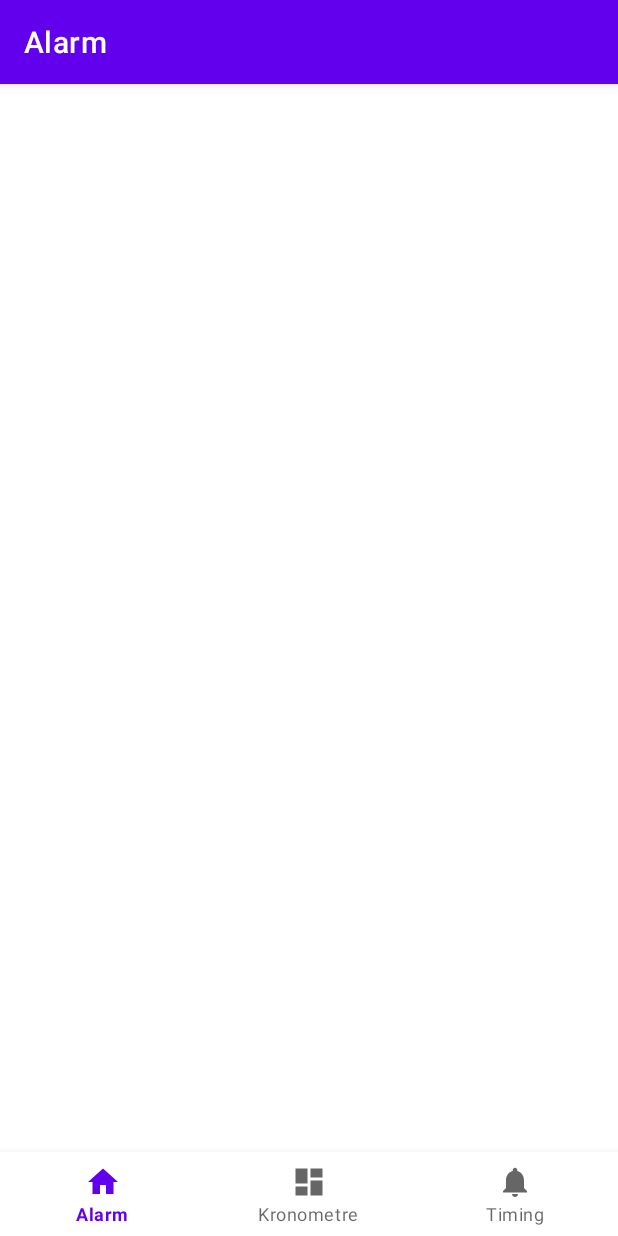
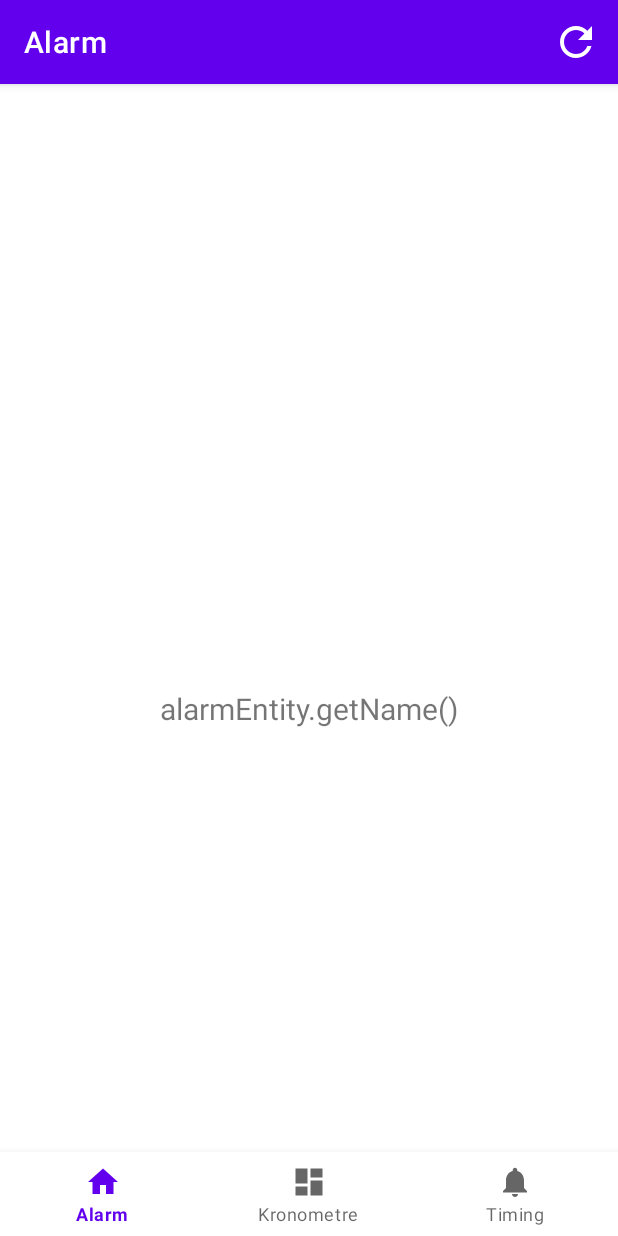
Before and after one commit to FatihC/CanikAlarm, an Android app: the screen it shows after launch (MainActivity), on a phone screen of 412 x 824 dp. Run offline under Robolectric (Android 15) with nearby library versions, the phone set to English and light mode, and no system bars; our stand-ins replace navigation-ui.

Commit message:
added refresh menu

```diff
--- a/app/src/main/java/com/caniksoft/canikalarm/MainActivity.java
+++ b/app/src/main/java/com/caniksoft/canikalarm/MainActivity.java
@@ -1,12 +1,18 @@
 package com.caniksoft.canikalarm;
 
 import android.os.Bundle;
+import android.util.Log;
+import android.view.Menu;
+import android.view.MenuItem;
 
+import com.caniksoft.canikalarm.ui.alarm.AlarmFragment;
 import com.google.android.material.bottomnavigation.BottomNavigationView;
 
 import androidx.appcompat.app.AppCompatActivity;
+import androidx.fragment.app.Fragment;
 import androidx.navigation.NavController;
 import androidx.navigation.Navigation;
+import androidx.navigation.fragment.NavHostFragment;
 import androidx.navigation.ui.AppBarConfiguration;
 import androidx.navigation.ui.NavigationUI;
 
@@ -29,7 +35,7 @@ public class MainActivity extends AppCompatActivity {
         // Passing each menu ID as a set of Ids because each
         // menu should be considered as top level destinations.
         AppBarConfiguration appBarConfiguration = new AppBarConfiguration.Builder(
-                R.id.navigation_home, R.id.navigation_dashboard, R.id.navigation_notifications)
+                R.id.navigation_alarm, R.id.navigation_chronometer, R.id.navigation_timing)
                 .build();
         NavController navController = Navigation.findNavController(this, R.id.nav_host_fragment_activity_main);
         NavigationUI.setupActionBarWithNavController(this, navController, appBarConfiguration);
@@ -40,4 +46,26 @@ public class MainActivity extends AppCompatActivity {
         DBHelper.get(this);
     }
 
+    @Override
+    public boolean onCreateOptionsMenu(Menu menu) {
+        getMenuInflater().inflate(R.menu.menu, menu);
+        return super.onCreateOptionsMenu(menu);
+    }
+
+    @Override
+    public boolean onOptionsItemSelected(MenuItem item) {
+
+        switch (item.getItemId()) {
+            case R.id.action_refresh:
+                NavHostFragment navHostFragment = (NavHostFragment) getSupportFragmentManager().getFragments().get(0);
+                Fragment currentFragment = navHostFragment.getChildFragmentManager().getFragments().get(0);
+                if (currentFragment instanceof AlarmFragment) {
+                    ((AlarmFragment)currentFragment).refresh();
+                }
+
+                break;
+        }
+
+        return super.onOptionsItemSelected(item);
+    }
 }
--- a/app/src/main/java/com/caniksoft/canikalarm/ui/alarm/AlarmFragment.java
+++ b/app/src/main/java/com/caniksoft/canikalarm/ui/alarm/AlarmFragment.java
@@ -23,14 +23,10 @@ public class AlarmFragment extends Fragment {
 
     public View onCreateView(@NonNull LayoutInflater inflater,
                              ViewGroup container, Bundle savedInstanceState) {
-        alarmViewModel =
-                new ViewModelProvider(this).get(AlarmViewModel.class);
-
         binding = FragmentAlarmBinding.inflate(inflater, container, false);
         View root = binding.getRoot();
 
-        final TextView textView = binding.textAlarm;
-        alarmViewModel.getText().observe(getViewLifecycleOwner(), alarmEntity -> textView.setText("alarmEntity.getName()"));
+        refresh();
         return root;
     }
 
@@ -39,4 +35,12 @@ public class AlarmFragment extends Fragment {
         super.onDestroyView();
         binding = null;
     }
+
+    public void refresh() {
+        alarmViewModel = new ViewModelProvider(this).get(AlarmViewModel.class);
+        final TextView textView = binding.textAlarm;
+        if (alarmViewModel.getText() != null) {
+            alarmViewModel.getText().observe(getViewLifecycleOwner(), alarmEntity -> textView.setText("alarmEntity.getName()"));
+        }
+    }
 }
--- a/app/src/main/java/com/caniksoft/canikalarm/ui/alarm/AlarmViewModel.java
+++ b/app/src/main/java/com/caniksoft/canikalarm/ui/alarm/AlarmViewModel.java
@@ -21,6 +21,14 @@ public class AlarmViewModel extends ViewModel {
 
     AlarmEntity sabahNamaziAlarm = new AlarmEntity("Sabah Namazı", 5, 0, new Boolean[] {true, true, true, true, true, true, true});
 
+    public AlarmViewModel() {
+        super();
+        getAlarmList();
+        List<AlarmEntity> alarmEntityList = new ArrayList<>();
+        alarmEntityList.add(sabahNamaziAlarm);
+        alarmList.setValue(alarmEntityList);
+    }
+
     LiveData<List<AlarmEntity>> getAlarmList() {
         if (alarmList == null) {
             alarmList = new MutableLiveData<>();
@@ -34,6 +42,10 @@ public class AlarmViewModel extends ViewModel {
         Handler myHandler = new Handler();
         myHandler.postDelayed(() -> {
             List<AlarmEntity> alarmEntityList = DBHelper.get().getAlarmList();
+
+            if (alarmEntityList.isEmpty()) {
+                alarmEntityList.add(sabahNamaziAlarm);
+            }
             long seed = System.nanoTime();
             Collections.shuffle(alarmEntityList, new Random(seed));
 
--- /dev/null
+++ b/app/src/main/res/drawable/ic_baseline_refresh_24.xml
@@ -0,0 +1,5 @@
+<vector android:height="48dp" android:tint="#FFFFFF"
+    android:viewportHeight="24" android:viewportWidth="24"
+    android:width="48dp" xmlns:android="http://schemas.android.com/apk/res/android">
+    <path android:fillColor="@android:color/white" android:pathData="M17.65,6.35C16.2,4.9 14.21,4 12,4c-4.42,0 -7.99,3.58 -7.99,8s3.57,8 7.99,8c3.73,0 6.84,-2.55 7.73,-6h-2.08c-0.82,2.33 -3.04,4 -5.65,4 -3.31,0 -6,-2.69 -6,-6s2.69,-6 6,-6c1.66,0 3.14,0.69 4.22,1.78L13,11h7V4l-2.35,2.35z"/>
+</vector>
--- a/app/src/main/res/menu/bottom_nav_menu.xml
+++ b/app/src/main/res/menu/bottom_nav_menu.xml
@@ -2,17 +2,17 @@
 <menu xmlns:android="http://schemas.android.com/apk/res/android">
 
     <item
-        android:id="@+id/navigation_home"
+        android:id="@+id/navigation_alarm"
         android:icon="@drawable/ic_home_black_24dp"
         android:title="@string/title_alarm" />
 
     <item
-        android:id="@+id/navigation_dashboard"
+        android:id="@+id/navigation_chronometer"
         android:icon="@drawable/ic_dashboard_black_24dp"
         android:title="@string/title_chronometer" />
 
     <item
-        android:id="@+id/navigation_notifications"
+        android:id="@+id/navigation_timing"
         android:icon="@drawable/ic_notifications_black_24dp"
         android:title="@string/title_timing" />
 
--- /dev/null
+++ b/app/src/main/res/menu/menu.xml
@@ -0,0 +1,11 @@
+<?xml version="1.0" encoding="utf-8"?>
+<menu xmlns:android="http://schemas.android.com/apk/res/android"
+    xmlns:app="http://schemas.android.com/apk/res-auto">
+
+    <item
+        android:id="@+id/action_refresh"
+        android:icon="@drawable/ic_baseline_refresh_24"
+        android:title="Refresh"
+        app:showAsAction="always"/>
+
+</menu>
--- a/app/src/main/res/navigation/mobile_navigation.xml
+++ b/app/src/main/res/navigation/mobile_navigation.xml
@@ -3,22 +3,22 @@
     xmlns:app="http://schemas.android.com/apk/res-auto"
     xmlns:tools="http://schemas.android.com/tools"
     android:id="@+id/mobile_navigation"
-    app:startDestination="@+id/navigation_home">
+    app:startDestination="@id/navigation_alarm">
 
     <fragment
-        android:id="@+id/navigation_home"
+        android:id="@+id/navigation_alarm"
         android:name="com.caniksoft.canikalarm.ui.alarm.AlarmFragment"
         android:label="@string/title_alarm"
         tools:layout="@layout/fragment_alarm" />
 
     <fragment
-        android:id="@+id/navigation_dashboard"
+        android:id="@+id/navigation_chronometer"
         android:name="com.caniksoft.canikalarm.ui.dashboard.ChronometerFragment"
         android:label="@string/title_chronometer"
         tools:layout="@layout/fragment_chronometer" />
 
     <fragment
-        android:id="@+id/navigation_notifications"
+        android:id="@+id/navigation_timing"
         android:name="com.caniksoft.canikalarm.ui.notifications.TimingFragment"
         android:label="@string/title_timing"
         tools:layout="@layout/fragment_timing" />
```
